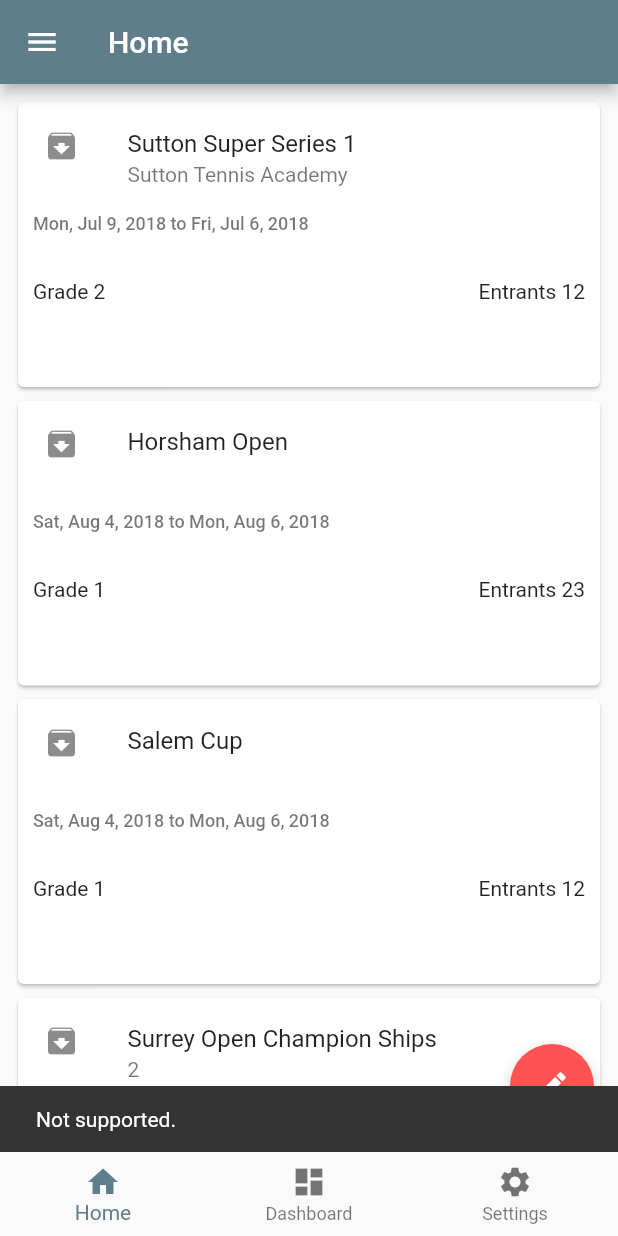
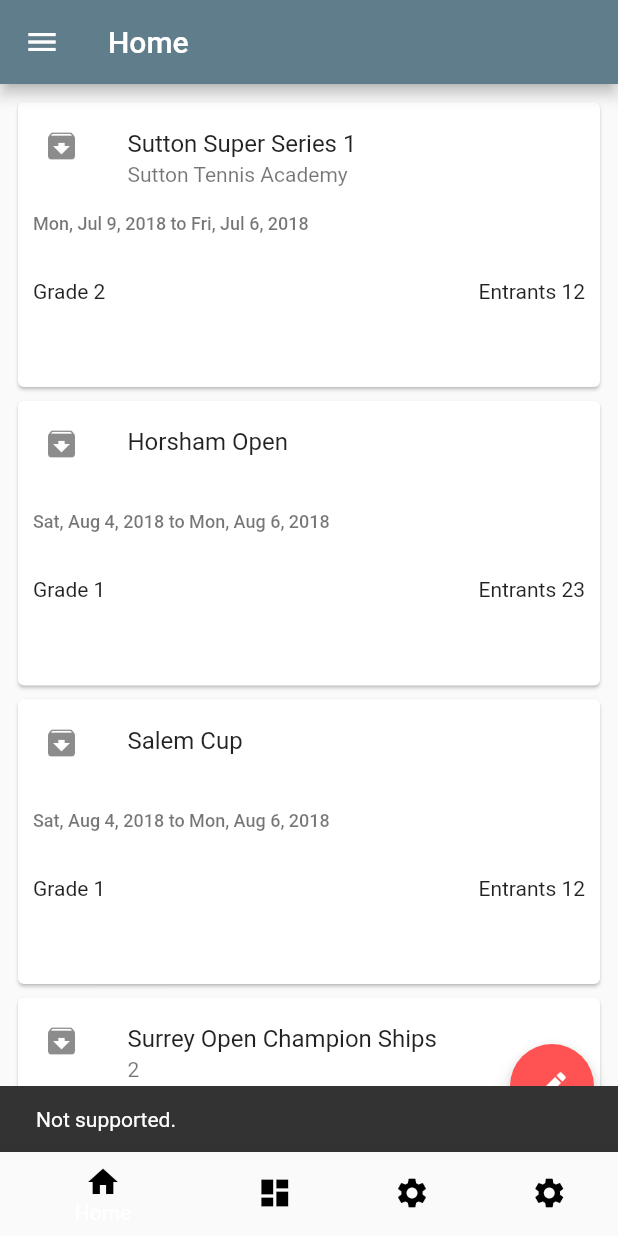
Before and after one commit to abdulbaruwa/tennisai, a Flutter app: the screen it shows after launch, after a tap on the "edit" icon, on a phone screen of 412 x 824 dp. Run offline on Flutter 3.47's test engine with Material 2 defaults, Android fonts, the phone set to English and light mode, and no system bars; Roboto replaces fonts that are missing (Raleway).

Commit message:
adding new tabs

```diff
--- a/lib/main.dart
+++ b/lib/main.dart
@@ -3,6 +3,7 @@ import 'package:flutter/cupertino.dart';
 import './tabs/home.dart' as _firstTab;
 import './tabs/dashboard.dart' as _secondTab;
 import './tabs/settings.dart' as _thirdTab;
+import './tabs/search.dart' as _forthTab;
 import './pages/about.dart' as _aboutPage;
 import './pages/support.dart' as _supportPage;
 
@@ -104,7 +105,8 @@ class TabsState extends State<Tabs> {
         children: <Widget>[
           new _firstTab.Home(),
           new _secondTab.Dashboard(),
-          new _thirdTab.Settings()
+          new _thirdTab.Settings(),
+          new _forthTab.Search()
         ],
       ),
 
@@ -124,10 +126,11 @@ class TabsState extends State<Tabs> {
           : new BottomNavigationBar(
               currentIndex: _tab,
               onTap: onTap,
+              type: BottomNavigationBarType.shifting,
               items: TabItems.map((TabItem) {
                 return new BottomNavigationBarItem(
-                    title: new Text(TabItem.title),
-                    icon: new Icon(TabItem.icon));
+                    title: new Text(TabItem.title, style: new TextStyle(color: Colors.black),),
+                    icon: new Icon(TabItem.icon, color: Colors.black,));
               }).toList(),
             ),
 
@@ -190,6 +193,9 @@ class TabsState extends State<Tabs> {
         break;
       case 2:
         this._title_app = TabItems[2].title;
+        break;
+      case 3:
+        this._title_app = TabItems[3].title;
         break;
     }
   }
@@ -310,5 +316,6 @@ class TabItem {
 const List<TabItem> TabItems = const <TabItem>[
   const TabItem(title: 'Home', icon: Icons.home),
   const TabItem(title: 'Dashboard', icon: Icons.dashboard),
-  const TabItem(title: 'Settings', icon: Icons.settings)
+  const TabItem(title: 'Settings', icon: Icons.settings),
+  const TabItem(title: 'Find', icon: Icons.settings)
 ];
--- a/lib/tabs/dashboard.dart
+++ b/lib/tabs/dashboard.dart
@@ -7,8 +7,8 @@ class Dashboard extends StatelessWidget {
             crossAxisAlignment: CrossAxisAlignment.center,
             mainAxisAlignment: MainAxisAlignment.spaceEvenly,
             children: <Widget>[
-              new Icon(Icons.dashboard, size: 150.0, color: Colors.black12),
-              new Text('Dashboard Tab content')
+              new Icon(Icons.shopping_basket, size: 150.0, color: Colors.black12),
+              new Text('Basket')
             ]),
       );
 }
--- /dev/null
+++ b/lib/tabs/search.dart
@@ -0,0 +1,15 @@
+import 'package:flutter/material.dart';
+
+class Search extends StatelessWidget {
+  @override
+  Widget build(BuildContext context) => new Container(
+          child: new Column(
+        crossAxisAlignment: CrossAxisAlignment.center,
+        mainAxisAlignment: MainAxisAlignment.spaceEvenly,
+        children: <Widget>[
+          new Icon(Icons.search, size: 150.0, color: Colors.black12),
+          new Text('Search tab content')
+        ],
+      )
+      );
+}
```
Also changed, not shown: lib/pages/basket.dart (added, +35 -0 lines).
